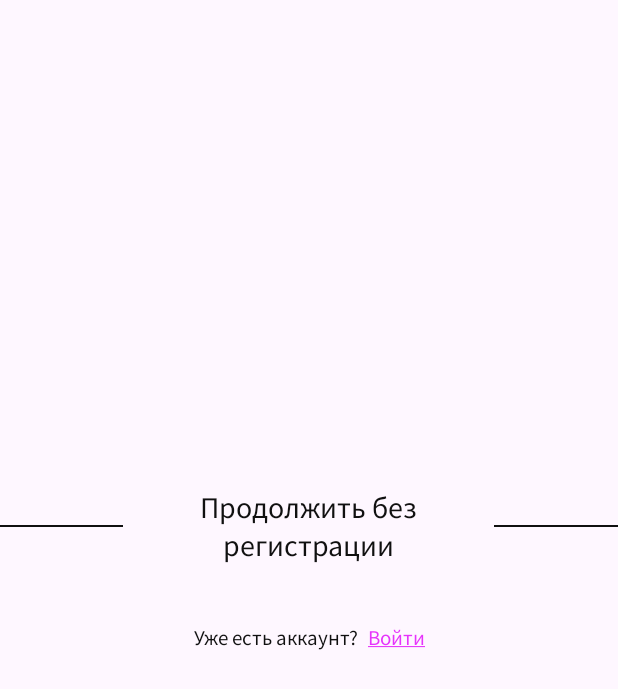
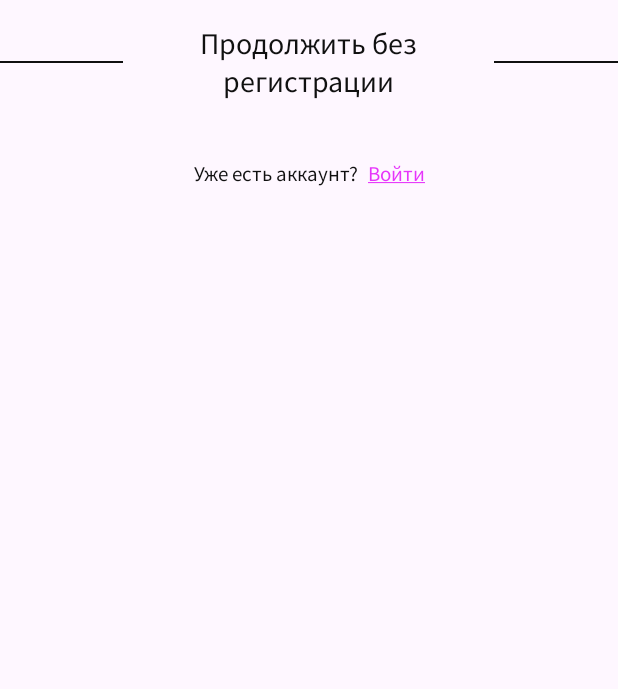
Before and after one commit to Supreme1Duck/Compose-Notes, an Android app built with Jetpack Compose: the composable SignUpMethods shown on its own in the app's theme, on a phone screen of 412 x 824 dp. Shown: the top 689 px of the screen. Run offline under Robolectric (Android 15) with nearby library versions, the phone set to English and light mode, and no system bars; our stand-ins replace Dagger/Hilt's generated code, accompanist, constraintlayout-compose.

Commit message:
Quick fix changes.

```diff
--- a/app/src/main/java/com/example/duck/fastnotes/features/login/signup/SignUpScreen.kt
+++ b/app/src/main/java/com/example/duck/fastnotes/features/login/signup/SignUpScreen.kt
@@ -3,7 +3,9 @@
 package com.example.duck.fastnotes.features.login.signup
 
 import androidx.compose.foundation.layout.*
+import androidx.compose.foundation.rememberScrollState
 import androidx.compose.foundation.text.KeyboardOptions
+import androidx.compose.foundation.verticalScroll
 import androidx.compose.material.icons.Icons
 import androidx.compose.material.icons.filled.Lock
 import androidx.compose.material.icons.filled.Person
@@ -49,7 +51,8 @@ fun SignUpScreen(
     Column(
         Modifier
             .fillMaxSize()
-            .padding(horizontal = WelcomeTheme.spacing.default),
+            .padding(horizontal = WelcomeTheme.spacing.default)
+            .verticalScroll(rememberScrollState()),
         verticalArrangement = Arrangement.SpaceBetween
     ) {
         MainContent(
@@ -141,7 +144,6 @@ fun SignUpMethods(
         verticalArrangement = Arrangement.Bottom,
         modifier = Modifier
             .fillMaxWidth()
-            .height(450.dp)
             .padding(top = WelcomeTheme.spacing.default, bottom = WelcomeTheme.spacing.default)
     ) {
 
```
